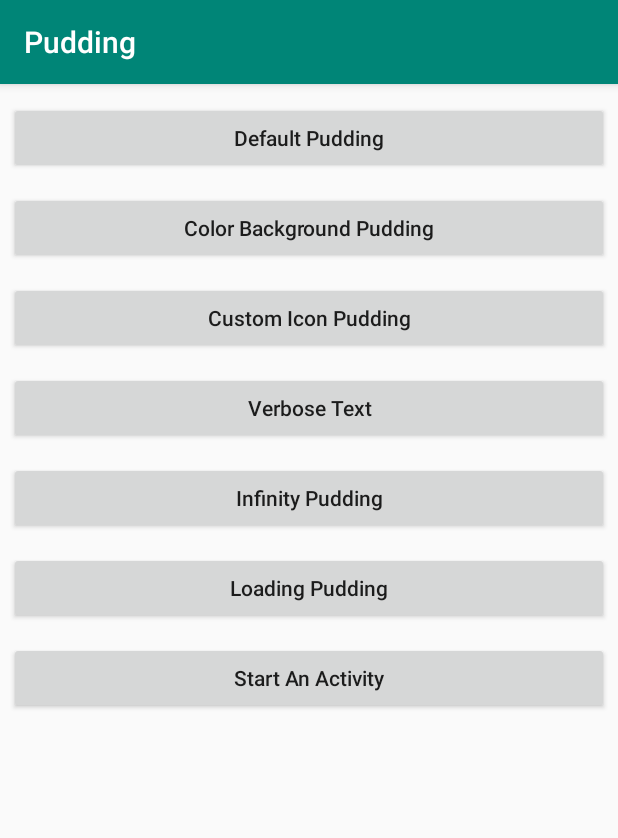
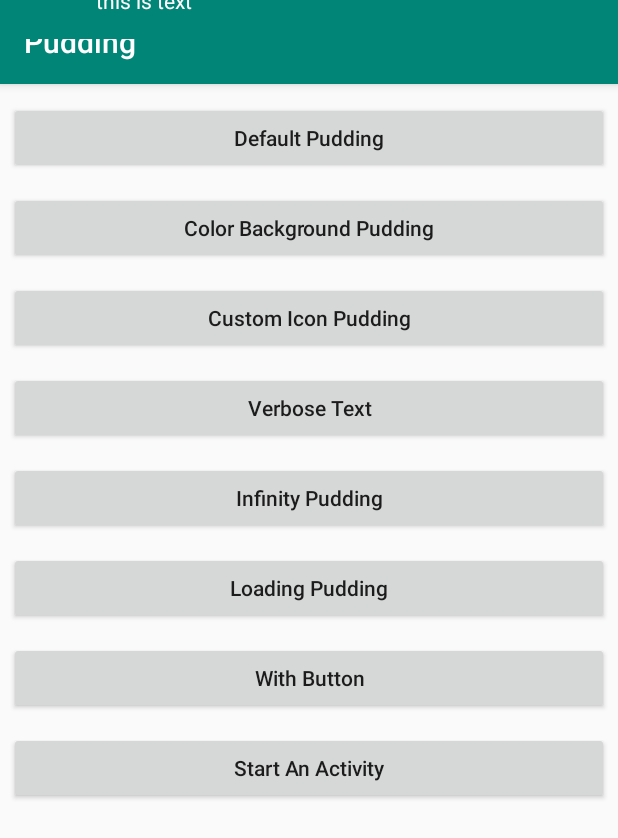
Before and after one commit to o0o0oo00/Pudding, an Android app: the screen it shows after launch (MainActivity), after a tap on "Custom Icon Pudding", on a phone screen of 412 x 824 dp. Shown: the top 838 px of the screen. Run offline under Robolectric (Android 15) with nearby library versions, the phone set to English and light mode, and no system bars.

Commit message:
add button config | update readme

```diff
--- a/app/src/main/res/layout/activity_main.xml
+++ b/app/src/main/res/layout/activity_main.xml
@@ -67,6 +67,15 @@
             android:layout_margin="@dimen/small_margin"
             android:layout_width="match_parent"
             android:layout_height="wrap_content"
+            android:text="@string/with_button"
+            android:onClick="click7"
+            android:textAllCaps="false"
+    />
+
+    <Button
+            android:layout_margin="@dimen/small_margin"
+            android:layout_width="match_parent"
+            android:layout_height="wrap_content"
             android:text="@string/start_activity"
             android:onClick="startAnActivity"
             android:textAllCaps="false"
--- a/app/src/main/res/values/strings.xml
+++ b/app/src/main/res/values/strings.xml
@@ -8,4 +8,5 @@
     <string name="start_activity">Start An Activity</string>
     <string name="loading">Loading Pudding</string>
     <string name="verbose_text_text">This is a verbose text . And has a lot of words . You can see this text is so long . 男人最怕的就是短啊。 所以长一点最好了，我喜欢，^_^</string>
+    <string name="with_button">With Button</string>
 </resources>
--- a/app/src/main/res/values/styles.xml
+++ b/app/src/main/res/values/styles.xml
@@ -8,4 +8,7 @@
         <item name="colorAccent">@color/colorAccent</item>
     </style>
 
+    <style name="PuddingButton" parent="@style/Widget.AppCompat.Button.Colored" />
+
+
 </resources>
--- a/pudding/src/main/java/com/zcy/pudding/Pudding.kt
+++ b/pudding/src/main/java/com/zcy/pudding/Pudding.kt
@@ -42,7 +42,7 @@ class Pudding : LifecycleObserver {
         // time over dismiss
         choco.postDelayed({
             log("postDelayed hide")
-            if (choco.enableInfiniteDuration){
+            if (choco.enableInfiniteDuration) {
                 return@postDelayed
             }
             choco.hide(windowManager ?: return@postDelayed)
@@ -119,18 +119,15 @@ class Pudding : LifecycleObserver {
     }
 
     // must invoke first
-    private fun setActivity(activity: AppCompatActivity) {
+    private fun setActivity(activity: AppCompatActivity, block: Choco.() -> Unit) {
         activityWeakReference = WeakReference(activity)
         choco = Choco(activity)
         windowManager = activity.getSystemService(Context.WINDOW_SERVICE) as WindowManager
         activity.lifecycle.addObserver(this)
-    }
 
 
-    // 指定使用者的高阶函数named dsl 配置 warn属性
-    fun config(block: Choco.() -> Unit): Pudding {
+        // 指定使用者的高阶函数named dsl 配置 warn属性
         choco.apply(block)
-        return this
     }
 
     companion object {
@@ -142,9 +139,9 @@ class Pudding : LifecycleObserver {
         private var activityWeakReference: WeakReference<Activity>? = null
 
         @JvmStatic
-        fun create(activity: AppCompatActivity): Pudding {
+        fun create(activity: AppCompatActivity, block: Choco.() -> Unit): Pudding {
             val pudding = Pudding()
-            pudding.setActivity(activity)
+            pudding.setActivity(activity, block)
             return pudding
         }
 
--- a/pudding/src/main/res/layout/layout_choco.xml
+++ b/pudding/src/main/res/layout/layout_choco.xml
@@ -70,5 +70,16 @@
                 app:layout_constraintGuide_percent="0.11"/>
 
 
+        <LinearLayout
+                android:id="@+id/buttonContainer"
+                app:layout_constraintTop_toBottomOf="@+id/subText"
+                android:layout_width="match_parent"
+                android:layout_height="wrap_content"
+                android:gravity="end"
+                android:orientation="horizontal">
+
+        </LinearLayout>
+
+
     </androidx.constraintlayout.widget.ConstraintLayout>
 </FrameLayout>
```
Also changed, not shown: app/src/main/java/com/zcy/pudding/demo/MainActivity.kt (+27 -16 lines), pudding/src/main/java/com/zcy/pudding/Choco.kt (+10 -6 lines), 1 other file.
